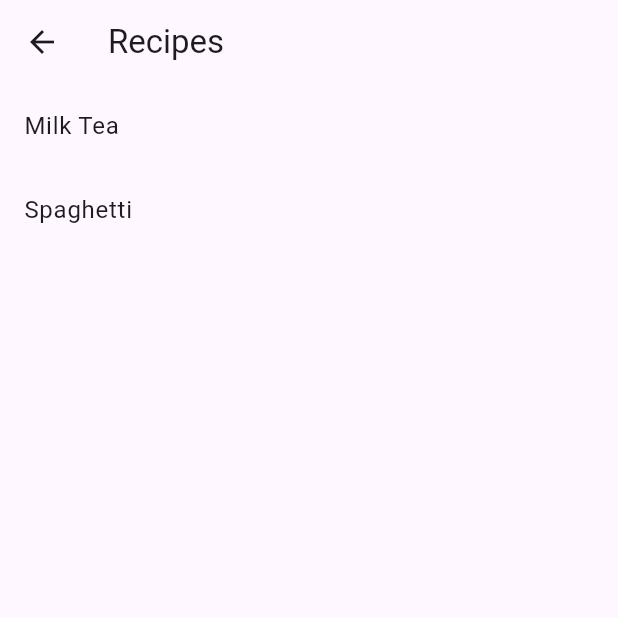
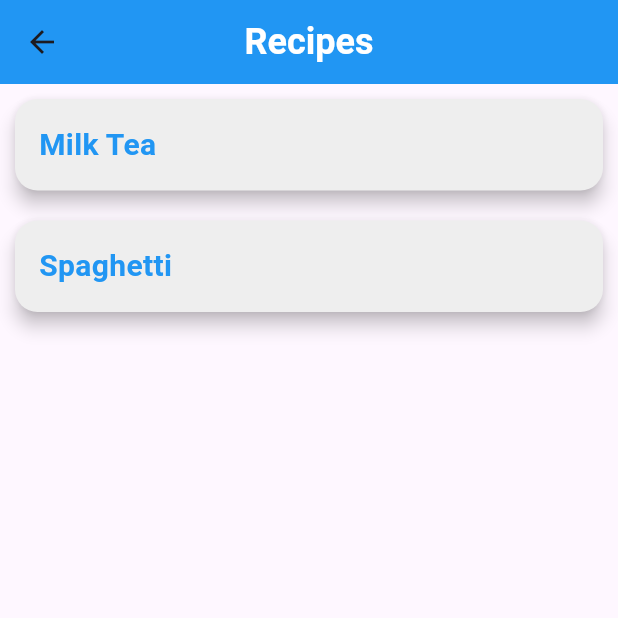
Before and after one commit to jzaman3/recipe_app, a Flutter app: the Home screen opened directly, on a phone screen of 412 x 824 dp, the top half of it. Run offline on Flutter 3.47's test engine with Material 3 defaults, Android fonts, the phone set to English and light mode, and no system bars.

Commit message:
Updated UI

```diff
--- a/lib/home.dart
+++ b/lib/home.dart
@@ -24,13 +24,24 @@ class Home extends StatelessWidget {
   Widget build(BuildContext context) {
     return Scaffold(
       appBar: AppBar(
-        title: Text('Recipes'),
+        title: Text(
+          'Recipes',
+          style: TextStyle(fontSize: 24, fontWeight: FontWeight.bold, color: Colors.white),
+        ),
+        centerTitle: true,
+        backgroundColor: Colors.blue,
       ),
       body: ListView.builder(
         itemCount: recipes.length,
         itemBuilder: (context, index) {
-          return ListTile(
-            title: Text(recipes[index]['name']!),
+          return Card(
+            margin: EdgeInsets.all(10),
+            elevation: 5,
+            shape: RoundedRectangleBorder(
+              borderRadius: BorderRadius.circular(15),
+            ),
+            color: Colors.grey[200],
+            child: InkWell(
               onTap: () {
                 Navigator.push(
                   context,
@@ -43,6 +54,18 @@ class Home extends StatelessWidget {
                   ),
                 );
               },
+              child: Padding(
+                padding: EdgeInsets.all(16),
+                child: Text(
+                  recipes[index]['name']!,
+                  style: TextStyle(
+                    fontSize: 20,
+                    fontWeight: FontWeight.bold,
+                    color: Colors.blue,
+                  ),
+                ),
+              ),
+            ),
           );
         },
       ),
```
Lines whose indentation alone changed are shown as unchanged.
